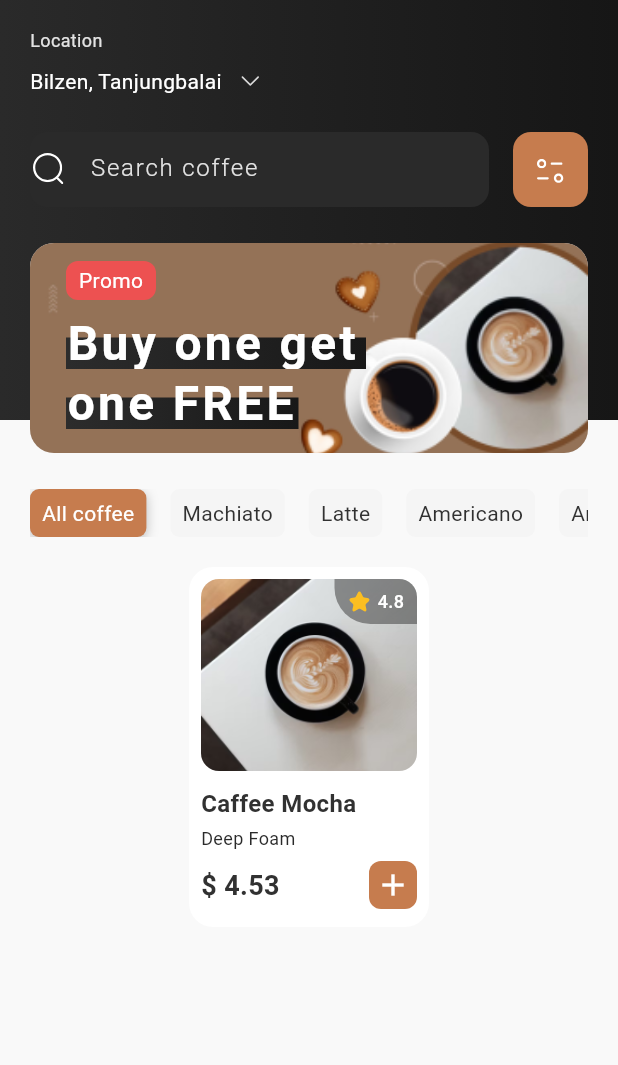
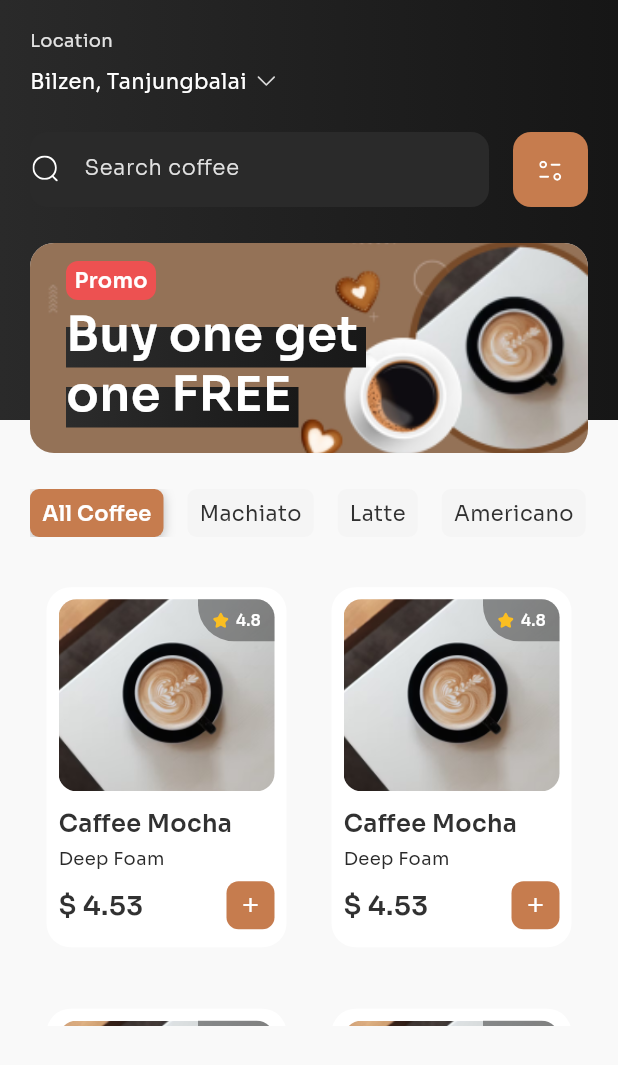
Before and after one commit to rhromets/coffee_shop_app, a Flutter app: the screen it shows after launch, on a phone screen of 412 x 824 dp. Shown: the top 1065 px of the screen. Run offline on Flutter 3.47's test engine with Material 3 defaults, Android fonts, the phone set to English and light mode, and no system bars; our stand-ins replace flutter_svg.

Commit message:
fix: fix minor features of the ui

```diff
--- a/lib/pages/home_page.dart
+++ b/lib/pages/home_page.dart
@@ -44,7 +44,7 @@ class HomePage extends StatelessWidget {
                             text: 'Bilzen, Tanjungbalai',
                             color: Colors.white,
                           ),
-                          const SizedBox(width: 10),
+                          const SizedBox(width: 4),
                           SvgPicture.asset(
                             'assets/icons/drop-down-arrow.svg',
                             width: 18,
@@ -66,21 +66,21 @@ class HomePage extends StatelessWidget {
                               child: TextField(
                                 style: const TextStyle(
                                   color: kGreyColor,
-                                  letterSpacing: 1.2,
                                   fontWeight: FontWeight.w300,
+                                  fontSize: 14,
                                 ),
                                 decoration: InputDecoration(
                                   border: InputBorder.none,
                                   hintText: 'Search coffee',
                                   hintStyle: const TextStyle(
                                     color: kGreyColor,
-                                    letterSpacing: 1.2,
                                     fontWeight: FontWeight.w300,
+                                    fontSize: 14,
                                   ),
                                   icon: SvgPicture.asset(
                                     'assets/icons/search.svg',
-                                    width: 24,
-                                    height: 24,
+                                    width: 20,
+                                    height: 20,
                                     fit: BoxFit.contain,
                                     colorFilter: const ColorFilter.mode(
                                       Colors.white,
@@ -102,6 +102,8 @@ class HomePage extends StatelessWidget {
                             ),
                             child: SvgPicture.asset(
                               'assets/icons/filter.svg',
+                              width: 20,
+                              height: 20,
                               colorFilter: const ColorFilter.mode(
                                 Colors.white,
                                 BlendMode.srcIn,
@@ -141,6 +143,7 @@ class HomePage extends StatelessWidget {
                               child: const RegularText(
                                 text: 'Promo',
                                 color: Colors.white,
+                                isBold: true,
                               ),
                             ),
                             const SizedBox(height: 6),
@@ -175,7 +178,7 @@ class HomePage extends StatelessWidget {
                     scrollDirection: Axis.horizontal,
                     physics: const BouncingScrollPhysics(),
                     children: [
-                      buildCoffeeSelectedTag('All coffee'),
+                      buildCoffeeSelectedTag('All Coffee'),
                       buildCoffeeTag('Machiato'),
                       buildCoffeeTag('Latte'),
                       buildCoffeeTag('Americano'),
@@ -184,8 +187,26 @@ class HomePage extends StatelessWidget {
                     ],
                   ),
                 ),
-                const SizedBox(height: 20),
-                const CoffeeCard(),
+                const SizedBox(height: 16),
+                SizedBox(
+                  height: 310,
+                  child: GridView.builder(
+                    padding: const EdgeInsets.symmetric(vertical: 1),
+                    gridDelegate:
+                        const SliverGridDelegateWithFixedCrossAxisCount(
+                      crossAxisCount: 2,
+                      crossAxisSpacing: 8.0,
+                      mainAxisSpacing: 8.0,
+                      childAspectRatio: 160 / 240,
+                    ),
+                    itemCount: 6,
+                    itemBuilder: (context, index) {
+                      return const Center(
+                        child: CoffeeCard(),
+                      );
+                    },
+                  ),
+                ),
               ],
             ),
           ),
@@ -216,6 +237,7 @@ class HomePage extends StatelessWidget {
       child: RegularText(
         text: name,
         color: Colors.white,
+        isBold: true,
       ),
     );
   }
--- a/lib/theme/theme_settings.dart
+++ b/lib/theme/theme_settings.dart
@@ -3,4 +3,5 @@ import 'package:coffee_shop_app/constants/colors.dart';
 
 final ThemeData themeSettings = ThemeData(
   scaffoldBackgroundColor: kWhiteLightColor,
+  fontFamily: 'Sora',
 );
--- a/lib/widgets/coffee_card.dart
+++ b/lib/widgets/coffee_card.dart
@@ -35,8 +35,8 @@ class CoffeeCard extends StatelessWidget {
                 children: [
                   Container(
                     alignment: Alignment.centerRight,
-                    width: 55,
-                    height: 30,
+                    width: 51,
+                    height: 28,
                     decoration: const BoxDecoration(
                       color: Color.fromARGB(125, 49, 49, 49),
                       borderRadius: BorderRadius.only(
@@ -47,11 +47,10 @@ class CoffeeCard extends StatelessWidget {
                     child: Row(
                       mainAxisAlignment: MainAxisAlignment.center,
                       children: [
-                        Container(),
                         SvgPicture.asset(
                           'assets/icons/star-filled.svg',
-                          width: 16,
-                          height: 16,
+                          width: 12,
+                          height: 12,
                           fit: BoxFit.contain,
                         ),
                         const SizedBox(width: 4),
@@ -59,8 +58,8 @@ class CoffeeCard extends StatelessWidget {
                           '4.8',
                           style: TextStyle(
                             color: Colors.white,
-                            fontWeight: FontWeight.w500,
-                            fontSize: 12,
+                            fontSize: 10,
+                            fontWeight: FontWeight.w600,
                           ),
                         ),
                       ],
@@ -100,6 +99,7 @@ class CoffeeCard extends StatelessWidget {
                 child: const Icon(
                   Icons.add,
                   color: Colors.white,
+                  size: 16,
                 ),
               )
             ],
--- a/lib/widgets/promo_title.dart
+++ b/lib/widgets/promo_title.dart
@@ -17,7 +17,7 @@ class PromoTitle extends StatelessWidget {
       child: Stack(
         children: [
           Positioned(
-            top: 19,
+            top: 12,
             left: 0,
             child: Container(
               height: 27,
@@ -38,7 +38,7 @@ class PromoTitle extends StatelessWidget {
               color: Colors.white,
               fontSize: 32,
               fontWeight: FontWeight.w600,
-              letterSpacing: 2.2,
+              height: 1.1,
             ),
           ),
         ],
--- a/pubspec.yaml
+++ b/pubspec.yaml
@@ -33,4 +33,5 @@ flutter:
       fonts:
       - asset: fonts/Sora-Regular.ttf
       - asset: fonts/Sora-Bold.ttf
+      - asset: fonts/Sora-SemiBold.ttf
       - asset: fonts/Sora-Light.ttf
```
Also changed, not shown: fonts/Sora-Bold.ttf, fonts/Sora-Light.ttf, fonts/Sora-Regular.ttf, fonts/Sora-SemiBold.ttf (added).
